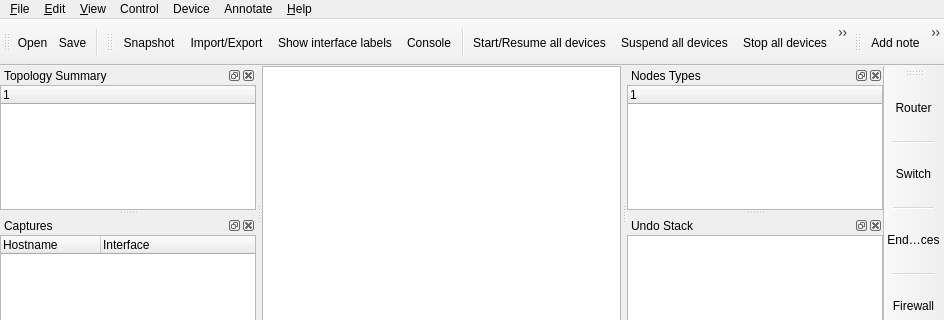
Before: the Qt Designer form src/GNS3/Ui/Form_MainWindow.ui in GNS3/gns3-legacy, drawn with Qt 5; both pictures show x 0 to 944 and y 0 to 320 of the 944 by 599 pixel window.
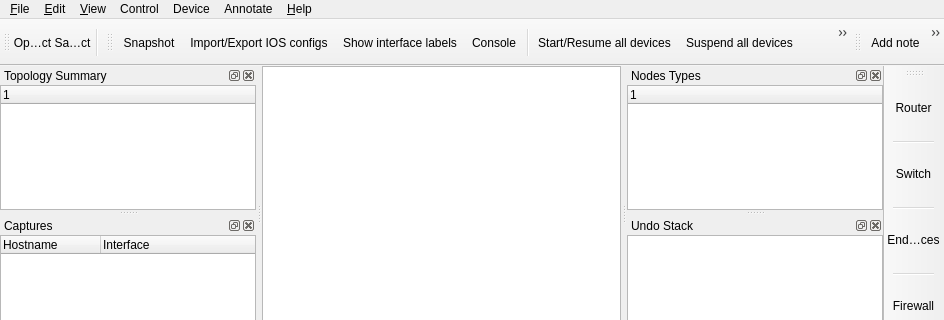
After: the same form once the commit is applied. Icons and pictures are not drawn. Custom widgets are drawn as their Qt base class.

Commit message: Remove topology paradygm from GNS3 UI, we will use only projects.

What changed in the file:
```diff
--- a/src/GNS3/Ui/Form_MainWindow.ui
+++ b/src/GNS3/Ui/Form_MainWindow.ui
@@ -537,7 +537,7 @@
      <normaloff>:/icons/open.svg</normaloff>:/icons/open.svg</iconset>
    </property>
    <property name="text">
-    <string>&amp;Open</string>
+    <string>&amp;Open Project</string>
    </property>
    <property name="toolTip">
     <string>Open project or topology file</string>
@@ -555,7 +555,7 @@
      <normaloff>:/icons/save.svg</normaloff>:/icons/save.svg</iconset>
    </property>
    <property name="text">
-    <string>&amp;Save</string>
+    <string>&amp;Save project</string>
    </property>
    <property name="toolTip">
     <string>Save project or topology file</string>
@@ -911,7 +911,7 @@
      <normaloff>:/icons/import_export_configs.svg</normaloff>:/icons/import_export_configs.svg</iconset>
    </property>
    <property name="text">
-    <string>&amp;Import/Export</string>
+    <string>&amp;Import/Export IOS configs</string>
    </property>
    <property name="toolTip">
     <string>Import/Export Startup Configs</string>
```
Left out of the diff: 6 changed lines with no effect on the pictures. The commit also changes 34 other files.
